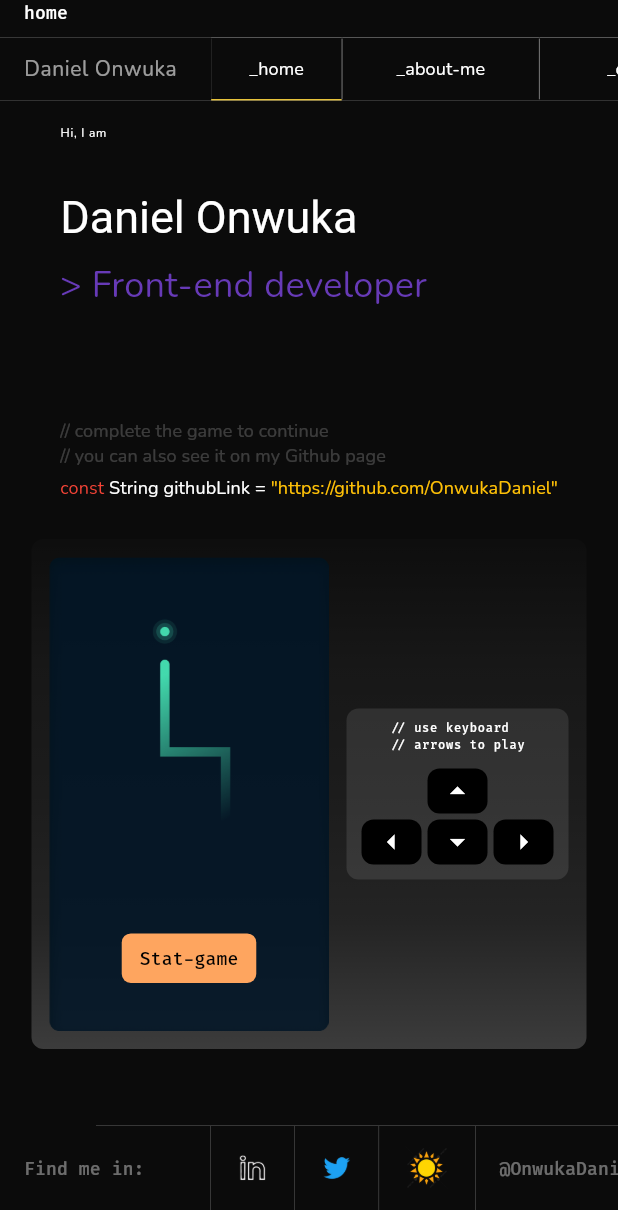
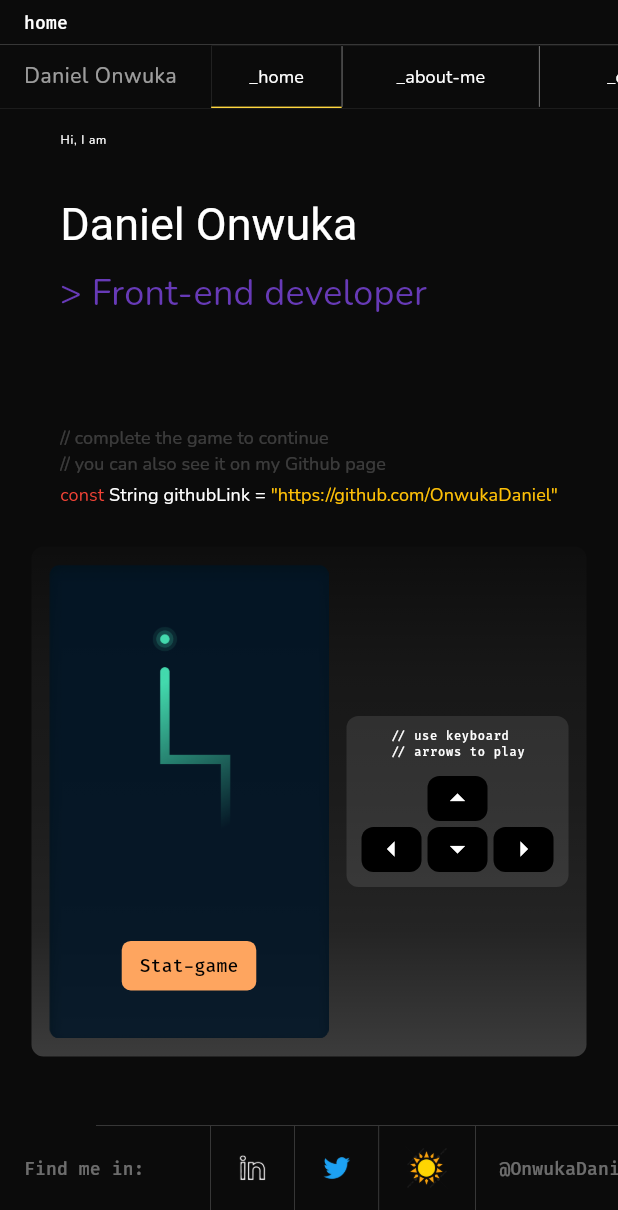
Before and after one commit to OnwukaDaniel/portfolio, a Flutter app: the screen it shows after launch, on a phone screen of 412 x 824 dp, the part 26-1236 px from its top. Run offline on Flutter 3.47's test engine with Material 3 defaults, Android fonts, the phone set to English and light mode, and no system bars; drawn by our look-alikes of animated_text_kit; our stand-ins replace stacked, video_player; missing offline and left inert: code_text_field, highlight, media_kit, media_kit_video, particles_flutter, stacked_hooks; Roboto replaces fonts that are missing (JMH Typewriter).

Commit message:
Properly align path text and separator

```diff
--- a/lib/ui/homepage/views/path_bar.dart
+++ b/lib/ui/homepage/views/path_bar.dart
@@ -11,16 +11,18 @@ class PathBar extends StatelessWidget {
       children: [
         Expanded(
           child: SizedBox(
-            height: 25,
+            height: 30,
             child: Padding(
               padding: const EdgeInsets.symmetric(horizontal: 16),
               child: ValueListenableBuilder(
                 valueListenable: AppNavigate.pathVn,
                 builder: (context, pathSet, _) {
                   if (pathSet.isEmpty) return const SizedBox();
-                  return ListView.separated(
+                  return ListView.builder(
                     scrollDirection: Axis.horizontal,
-                    itemBuilder: (_, index) => InkWell(
+                    itemBuilder: (_, index) => Row(
+                      children: [
+                        InkWell(
                           onTap: () => AppNavigate.push(
                               context, pathSet.elementAt(index)),
                           child: Text(
@@ -28,7 +30,7 @@ class PathBar extends StatelessWidget {
                             style: ll,
                           ),
                         ),
-                    separatorBuilder: (_, index) => Padding(
+                        if(index != pathSet.length - 1) Padding(
                           padding:
                           const EdgeInsets.symmetric(horizontal: 6, vertical: 2),
                           child: Icon(
@@ -36,6 +38,8 @@ class PathBar extends StatelessWidget {
                             color: color.withOpacity(.8),
                             size: 14,
                           ),
+                        ),
+                      ],
                     ),
                     itemCount: pathSet.length,
                   );
```
Lines whose indentation alone changed are shown as unchanged.
